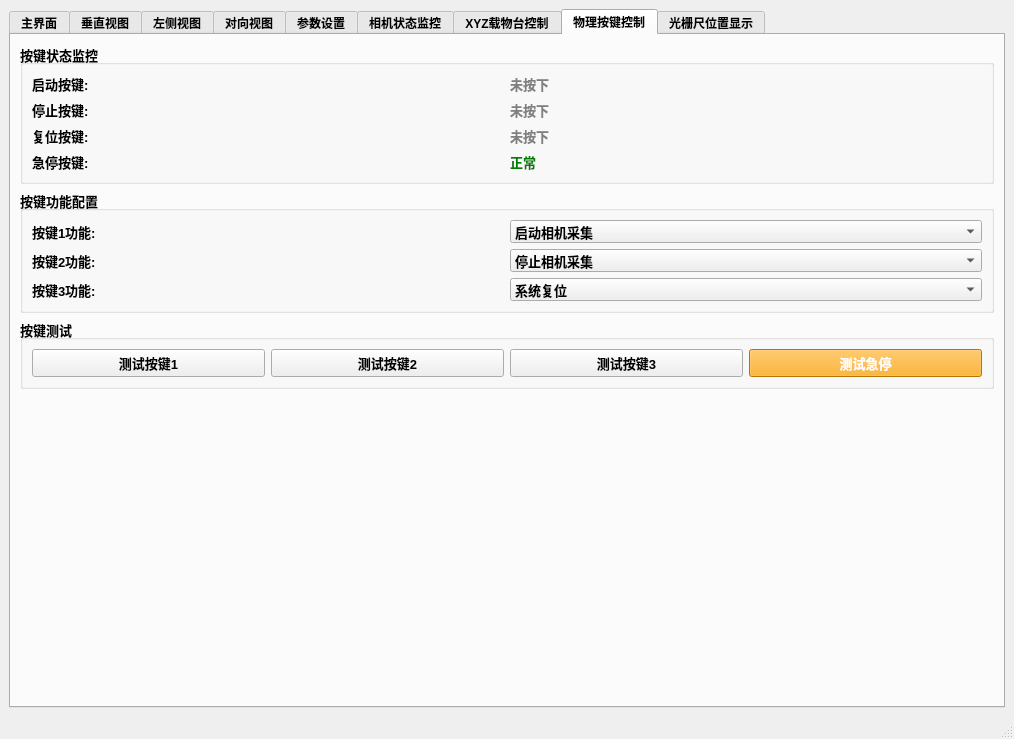
The window that src/MutiCamApp.ui (NicoleKJ9721/MutiCamApp) describes before a commit, drawn with Qt 5.
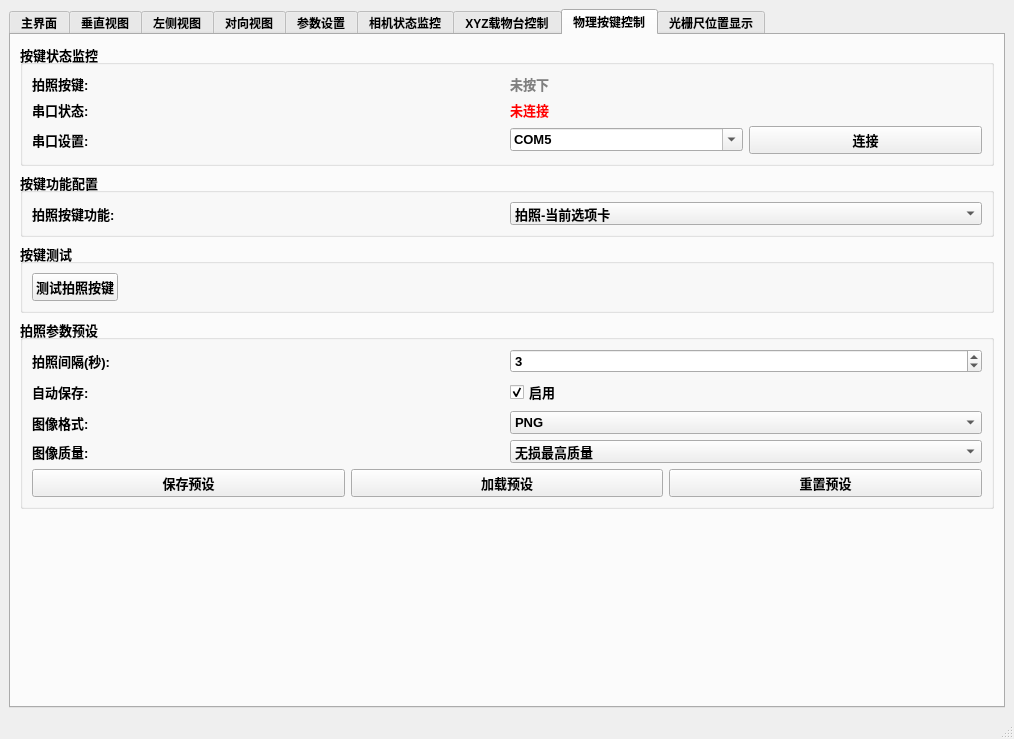
The same window after the commit. The open tabs and pages were chosen to show the change.

Commit message:
feat(串口控制): 添加串口控制器以支持物理按钮事件检测和状态监控
- 在MutiCamApp中集成串口控制器，初始化串口并处理按钮事件
- 更新UI以显示串口状态和拍照按键功能
- 实现拍照参数预设的保存、加载和重置功能
- 优化图像保存逻辑，支持根据用户选择的格式和质量进行保存

Diff of the .ui file:
```diff
--- a/src/MutiCamApp.ui
+++ b/src/MutiCamApp.ui
@@ -3947,7 +3947,7 @@
            <item row="0" column="0">
             <widget class="QLabel" name="labelKey1Title">
              <property name="text">
-              <string>启动按键:</string>
+              <string>拍照按键:</string>
              </property>
             </widget>
            </item>
@@ -3964,53 +3964,59 @@
            <item row="1" column="0">
             <widget class="QLabel" name="labelKey2Title">
              <property name="text">
-              <string>停止按键:</string>
+              <string>串口状态:</string>
              </property>
             </widget>
            </item>
            <item row="1" column="1">
             <widget class="QLabel" name="labelKey2Status">
              <property name="styleSheet">
-              <string>color: gray;</string>
+              <string>color: red;</string>
              </property>
              <property name="text">
-              <string>未按下</string>
+              <string>未连接</string>
              </property>
             </widget>
            </item>
            <item row="2" column="0">
             <widget class="QLabel" name="labelKey3Title">
              <property name="text">
-              <string>复位按键:</string>
+              <string>串口设置:</string>
              </property>
             </widget>
            </item>
            <item row="2" column="1">
-            <widget class="QLabel" name="labelKey3Status">
-             <property name="styleSheet">
-              <string>color: gray;</string>
-             </property>
-             <property name="text">
-              <string>未按下</string>
-             </property>
-            </widget>
-           </item>
-           <item row="3" column="0">
-            <widget class="QLabel" name="labelKey4Title">
-             <property name="text">
-              <string>急停按键:</string>
-             </property>
-            </widget>
-           </item>
-           <item row="3" column="1">
-            <widget class="QLabel" name="labelKey4Status">
-             <property name="styleSheet">
-              <string>color: green; font-weight: bold;</string>
-             </property>
-             <property name="text">
-              <string>正常</string>
-             </property>
-            </widget>
+            <layout class="QHBoxLayout" name="horizontalLayout_serialControl">
+             <item>
+              <widget class="QComboBox" name="comboBoxSerialPort">
+               <property name="editable">
+                <bool>true</bool>
+               </property>
+               <item>
+                <property name="text">
+                 <string>COM5</string>
+                </property>
+               </item>
+               <item>
+                <property name="text">
+                 <string>COM6</string>
+                </property>
+               </item>
+               <item>
+                <property name="text">
+                 <string>COM7</string>
+                </property>
+               </item>
+              </widget>
+             </item>
+             <item>
+              <widget class="QPushButton" name="btnConnectSerial">
+               <property name="text">
+                <string>连接</string>
+               </property>
+              </widget>
+             </item>
+            </layout>
            </item>
           </layout>
          </widget>
@@ -4030,12 +4036,37 @@
            <item row="0" column="0">
             <widget class="QLabel" name="labelKeyFunction1">
              <property name="text">
-              <string>按键1功能:</string>
+              <string>拍照按键功能:</string>
              </property>
             </widget>
            </item>
            <item row="0" column="1">
-            <widget class="QComboBox" name="comboBoxKey1Function">
+            <widget class="QComboBox" name="comboBoxCaptureKeyFunction">
+             <item>
+              <property name="text">
+               <string>拍照-当前选项卡</string>
+              </property>
+             </item>
+             <item>
+              <property name="text">
+               <string>拍照-全视图</string>
+              </property>
+             </item>
+             <item>
+              <property name="text">
+               <string>拍照-垂直视图</string>
+              </property>
+             </item>
+             <item>
+              <property name="text">
+               <string>拍照-左视图</string>
+              </property>
+             </item>
+             <item>
+              <property name="text">
+               <string>拍照-正视图</string>
+              </property>
+             </item>
              <item>
               <property name="text">
                <string>启动相机采集</string>
@@ -4053,58 +4084,6 @@
              </item>
             </widget>
            </item>
-           <item row="1" column="0">
-            <widget class="QLabel" name="labelKeyFunction2">
-             <property name="text">
-              <string>按键2功能:</string>
-             </property>
-            </widget>
-           </item>
-           <item row="1" column="1">
-            <widget class="QComboBox" name="comboBoxKey2Function">
-             <item>
-              <property name="text">
-               <string>停止相机采集</string>
-              </property>
-             </item>
-             <item>
-              <property name="text">
-               <string>暂停检测</string>
-              </property>
-             </item>
-             <item>
-              <property name="text">
-               <string>载物台停止</string>
-              </property>
-             </item>
-            </widget>
-           </item>
-           <item row="2" column="0">
-            <widget class="QLabel" name="labelKeyFunction3">
-             <property name="text">
-              <string>按键3功能:</string>
-             </property>
-            </widget>
-           </item>
-           <item row="2" column="1">
-            <widget class="QComboBox" name="comboBoxKey3Function">
-             <item>
-              <property name="text">
-               <string>系统复位</string>
-              </property>
-             </item>
-             <item>
-              <property name="text">
-               <string>清除报警</string>
-              </property>
-             </item>
-             <item>
-              <property name="text">
-               <string>保存图像</string>
-              </property>
-             </item>
-            </widget>
-           </item>
           </layout>
          </widget>
         </item>
@@ -4123,34 +4102,152 @@
            <item>
             <widget class="QPushButton" name="btnTestKey1">
              <property name="text">
-              <string>测试按键1</string>
+              <string>测试拍照按键</string>
              </property>
             </widget>
            </item>
            <item>
-            <widget class="QPushButton" name="btnTestKey2">
+            <spacer name="horizontalSpacer_keyTest">
+             <property name="orientation">
+              <enum>Qt::Horizontal</enum>
+             </property>
+             <property name="sizeHint" stdset="0">
+              <size>
+               <width>40</width>
+               <height>20</height>
+              </size>
+             </property>
+            </spacer>
+           </item>
+          </layout>
+         </widget>
+        </item>
+        <item>
+         <widget class="QGroupBox" name="groupBoxCapturePresets">
+          <property name="font">
+           <font>
+            <pointsize>10</pointsize>
+            <bold>true</bold>
+           </font>
+          </property>
+          <property name="title">
+           <string>拍照参数预设</string>
+          </property>
+          <layout class="QGridLayout" name="gridLayout_capturePresets">
+           <item row="0" column="0">
+            <widget class="QLabel" name="labelCaptureInterval">
              <property name="text">
-              <string>测试按键2</string>
+              <string>拍照间隔(秒):</string>
              </property>
             </widget>
            </item>
-           <item>
-            <widget class="QPushButton" name="btnTestKey3">
+           <item row="0" column="1">
+            <widget class="QSpinBox" name="spinBoxCaptureInterval">
+             <property name="minimum">
+              <number>1</number>
+             </property>
+             <property name="maximum">
+              <number>60</number>
+             </property>
+             <property name="value">
+              <number>3</number>
+             </property>
+            </widget>
+           </item>
+           <item row="1" column="0">
+            <widget class="QLabel" name="labelAutoSaveEnabled">
              <property name="text">
-              <string>测试按键3</string>
+              <string>自动保存:</string>
              </property>
             </widget>
            </item>
-           <item>
-            <widget class="QPushButton" name="btnTestEmergencyStop">
-             <property name="styleSheet">
-              <string>background-color: orange; color: white;</string>
+           <item row="1" column="1">
+            <widget class="QCheckBox" name="checkBoxAutoSave">
+             <property name="text">
+              <string>启用</string>
              </property>
+             <property name="checked">
+              <bool>true</bool>
+             </property>
+            </widget>
+           </item>
+           <item row="2" column="0">
+            <widget class="QLabel" name="labelCaptureFormat">
              <property name="text">
-              <string>测试急停</string>
+              <string>图像格式:</string>
              </property>
             </widget>
            </item>
+           <item row="2" column="1">
+            <widget class="QComboBox" name="comboBoxCaptureFormat">
+             <item>
+              <property name="text">
+               <string>PNG</string>
+              </property>
+             </item>
+             <item>
+              <property name="text">
+               <string>JPEG</string>
+              </property>
+             </item>
+             <item>
+              <property name="text">
+               <string>BMP</string>
+              </property>
+             </item>
+            </widget>
+           </item>
+           <item row="3" column="0">
+            <widget class="QLabel" name="labelImageQuality">
+             <property name="text">
+              <string>图像质量:</string>
+             </property>
+            </widget>
+           </item>
+           <item row="3" column="1">
+            <widget class="QComboBox" name="comboBoxImageQuality">
+             <item>
+              <property name="text">
+               <string>无损最高质量</string>
+              </property>
+             </item>
+             <item>
+              <property name="text">
+               <string>高质量</string>
+              </property>
+             </item>
+             <item>
+              <property name="text">
+               <string>标准质量</string>
+              </property>
+             </item>
+            </widget>
+           </item>
+           <item row="4" column="0" colspan="2">
+            <layout class="QHBoxLayout" name="horizontalLayout_presetButtons">
+             <item>
+              <widget class="QPushButton" name="btnSavePreset">
+               <property name="text">
+                <string>保存预设</string>
+               </property>
+              </widget>
+             </item>
+             <item>
+              <widget class="QPushButton" name="btnLoadPreset">
+               <property name="text">
+                <string>加载预设</string>
+               </property>
+              </widget>
+             </item>
+             <item>
+              <widget class="QPushButton" name="btnResetPreset">
+               <property name="text">
+                <string>重置预设</string>
+               </property>
+              </widget>
+             </item>
+            </layout>
+           </item>
           </layout>
          </widget>
         </item>
```
Left out of the diff: 14 changed lines with no effect on the pictures. The commit also changes 7 other files.
